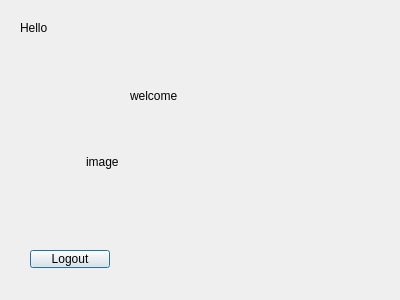
JanaKHafez/CSCE1102A1, file welcomewindow.ui: the form before one commit.
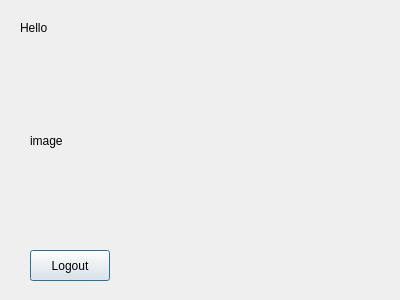
The form after the commit.

What changed in the file:
```diff
--- a/welcomewindow.ui
+++ b/welcomewindow.ui
@@ -32,31 +32,18 @@
      <x>30</x>
      <y>250</y>
      <width>80</width>
-     <height>18</height>
-    </rect>
-   </property>
-   <property name="text">
-    <string>Logout</string>
-   </property>
-  </widget>
-  <widget class="QLabel" name="labelWelcome">
-   <property name="geometry">
-    <rect>
-     <x>130</x>
-     <y>80</y>
-     <width>151</width>
      <height>31</height>
     </rect>
    </property>
    <property name="text">
-    <string>welcome</string>
+    <string>Logout</string>
    </property>
   </widget>
   <widget class="QLabel" name="labelImage">
    <property name="geometry">
     <rect>
-     <x>86</x>
-     <y>91</y>
+     <x>30</x>
+     <y>70</y>
      <width>281</width>
      <height>141</height>
     </rect>
```
